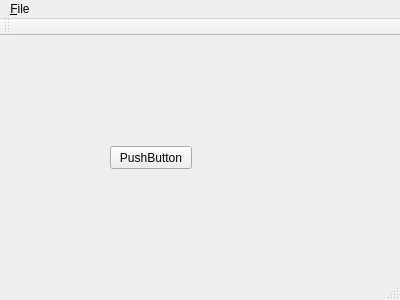
Qt form MainWindow.ui (Riateche/transcribe1) before a commit.
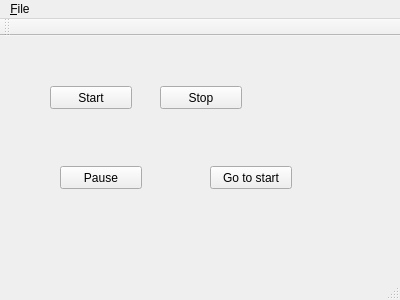
The same form after that commit.

Diff of the .ui file:
```diff
--- a/MainWindow.ui
+++ b/MainWindow.ui
@@ -17,22 +17,64 @@
    <widget class="QPushButton" name="test1">
     <property name="geometry">
      <rect>
-      <x>110</x>
-      <y>110</y>
+      <x>50</x>
+      <y>50</y>
       <width>82</width>
       <height>23</height>
      </rect>
     </property>
     <property name="text">
-     <string>PushButton</string>
+     <string>Start</string>
     </property>
     <property name="checkable">
-     <bool>true</bool>
+     <bool>false</bool>
     </property>
     <property name="checked">
      <bool>false</bool>
     </property>
    </widget>
+   <widget class="QPushButton" name="stop">
+    <property name="geometry">
+     <rect>
+      <x>160</x>
+      <y>50</y>
+      <width>82</width>
+      <height>23</height>
+     </rect>
+    </property>
+    <property name="text">
+     <string>Stop</string>
+    </property>
+   </widget>
+   <widget class="QPushButton" name="togglePause">
+    <property name="geometry">
+     <rect>
+      <x>60</x>
+      <y>130</y>
+      <width>82</width>
+      <height>23</height>
+     </rect>
+    </property>
+    <property name="text">
+     <string>Pause</string>
+    </property>
+    <property name="checkable">
+     <bool>true</bool>
+    </property>
+   </widget>
+   <widget class="QPushButton" name="goToStart">
+    <property name="geometry">
+     <rect>
+      <x>210</x>
+      <y>130</y>
+      <width>82</width>
+      <height>23</height>
+     </rect>
+    </property>
+    <property name="text">
+     <string>Go to start</string>
+    </property>
+   </widget>
   </widget>
   <widget class="QMenuBar" name="menuBar">
    <property name="geometry">
```
Left out of the diff: 2 changed lines with no effect on the pictures.
